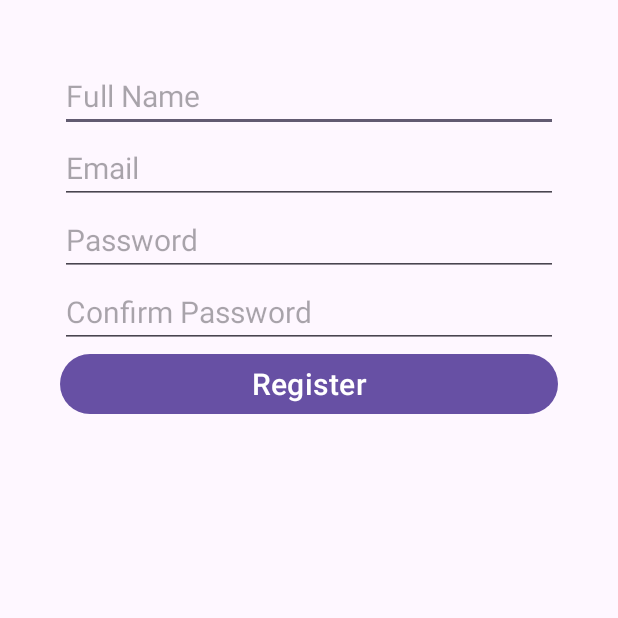
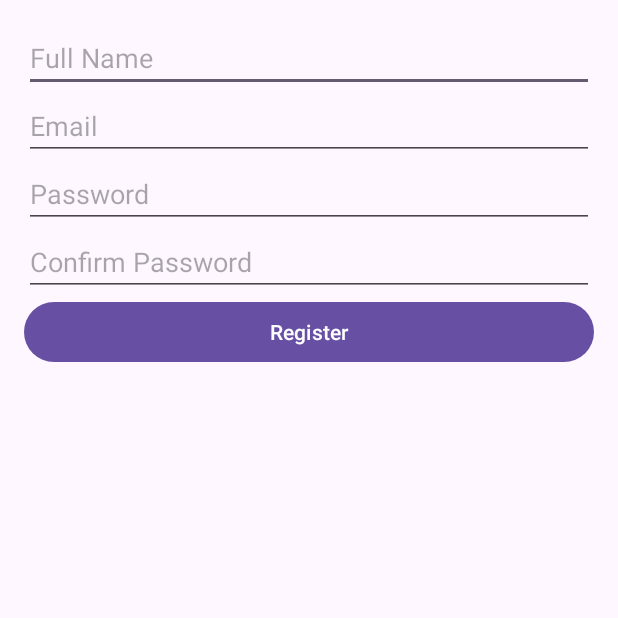
Before and after one commit to abrar0111/pawspa, an Android app: the activity_register screen opened directly, with no data from a screen before it, on a phone screen of 412 x 824 dp, the top half of it. Run offline under Robolectric (Android 15) with nearby library versions, the phone set to English and light mode, and no system bars; our stand-ins replace Firebase (no records; nobody signed in at launch, a user with empty details on screens opened directly).

Commit message:
commit messages

```diff
--- a/app/src/main/java/com/example/pawspa/activity_admin.java
+++ b/app/src/main/java/com/example/pawspa/activity_admin.java
@@ -227,7 +227,7 @@ public class activity_admin extends AppCompatActivity {
             return;
         }
 
-        // Example calculation logic, you can customize this as needed
+        // Example calculation logic
         int result = petName.length() + ownerName.length();
         Toast.makeText(this, "Calculation result: " + result, Toast.LENGTH_SHORT).show();
     }
--- a/app/src/main/java/com/example/pawspa/activity_register.java
+++ b/app/src/main/java/com/example/pawspa/activity_register.java
@@ -19,7 +19,7 @@ public class activity_register extends AppCompatActivity {
     @Override
     protected void onCreate(Bundle savedInstanceState) {
         super.onCreate(savedInstanceState);
-        setContentView(R.layout.activity_register);
+        setContentView(R.layout.activity_register); // Ensure this matches the layout file name
 
         mAuth = FirebaseAuth.getInstance();
 
@@ -79,14 +79,11 @@ public class activity_register extends AppCompatActivity {
         mAuth.createUserWithEmailAndPassword(email, password)
                 .addOnCompleteListener(this, task -> {
                     if (task.isSuccessful()) {
-                        // Registration success
                         Toast.makeText(activity_register.this, "Registration successful", Toast.LENGTH_SHORT).show();
-                        // Navigate back to login screen
                         Intent intent = new Intent(activity_register.this, activity_login.class);
                         startActivity(intent);
                         finish();
                     } else {
-                        // If registration fails
                         Toast.makeText(activity_register.this, "Registration failed: " + task.getException().getMessage(), Toast.LENGTH_SHORT).show();
                     }
                 });
--- a/app/src/main/java/com/example/pawspa/activity_transaction.java
+++ b/app/src/main/java/com/example/pawspa/activity_transaction.java
@@ -56,7 +56,8 @@ public class activity_transaction extends AppCompatActivity {
 
     private void calculateTotalAmount() {
         int numberOfAppointments = Integer.parseInt(etNumberOfAppointments.getText().toString().trim());
-        int totalAmount = numberOfAppointments * 2; // Assuming the rate is 2 currency units per appointment
+        int totalAmount = numberOfAppointments * 2; //the rate is 2 currency units per appointment
         tvTotalAmount.setText("Total Amount: " + totalAmount);
+
     }
 }
--- a/app/src/main/res/layout/activity_register.xml
+++ b/app/src/main/res/layout/activity_register.xml
@@ -3,44 +3,39 @@
     android:layout_width="match_parent"
     android:layout_height="match_parent"
     android:orientation="vertical"
-    android:padding="40dp">
+    android:padding="16dp">
 
     <EditText
         android:id="@+id/etFullName"
         android:layout_width="match_parent"
         android:layout_height="wrap_content"
-        android:hint="Full Name"
-        android:inputType="textPersonName"
-        android:textSize="20sp"/>
+        android:hint="Full Name" />
 
     <EditText
         android:id="@+id/etEmail"
         android:layout_width="match_parent"
         android:layout_height="wrap_content"
         android:hint="Email"
-        android:inputType="textEmailAddress"
-        android:textSize="20sp"/>
+        android:inputType="textEmailAddress" />
 
     <EditText
         android:id="@+id/etPassword"
         android:layout_width="match_parent"
         android:layout_height="wrap_content"
         android:hint="Password"
-        android:inputType="textPassword"
-        android:textSize="20sp"/>
+        android:inputType="textPassword" />
 
     <EditText
         android:id="@+id/etConfirmPassword"
         android:layout_width="match_parent"
         android:layout_height="wrap_content"
         android:hint="Confirm Password"
-        android:inputType="textPassword"
-        android:textSize="20sp"/>
+        android:inputType="textPassword" />
 
     <Button
         android:id="@+id/btnRegister"
         android:layout_width="match_parent"
         android:layout_height="wrap_content"
-        android:text="Register"
-        android:textSize="20sp"/>
+        android:text="Register" />
+
 </LinearLayout>
```
